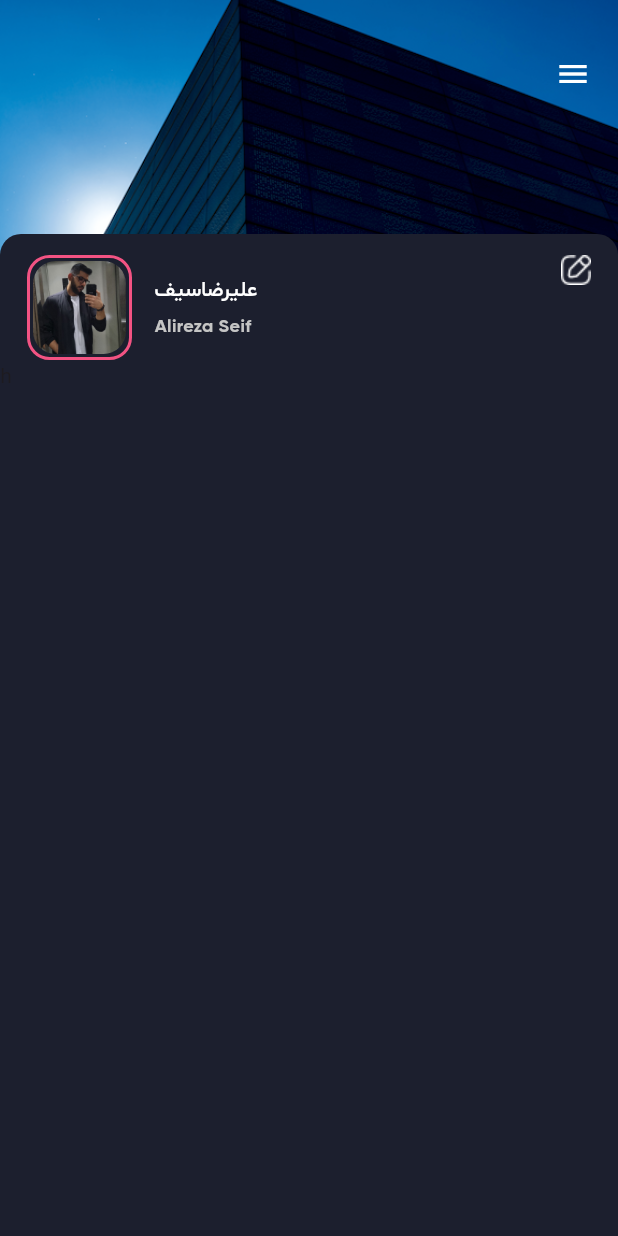
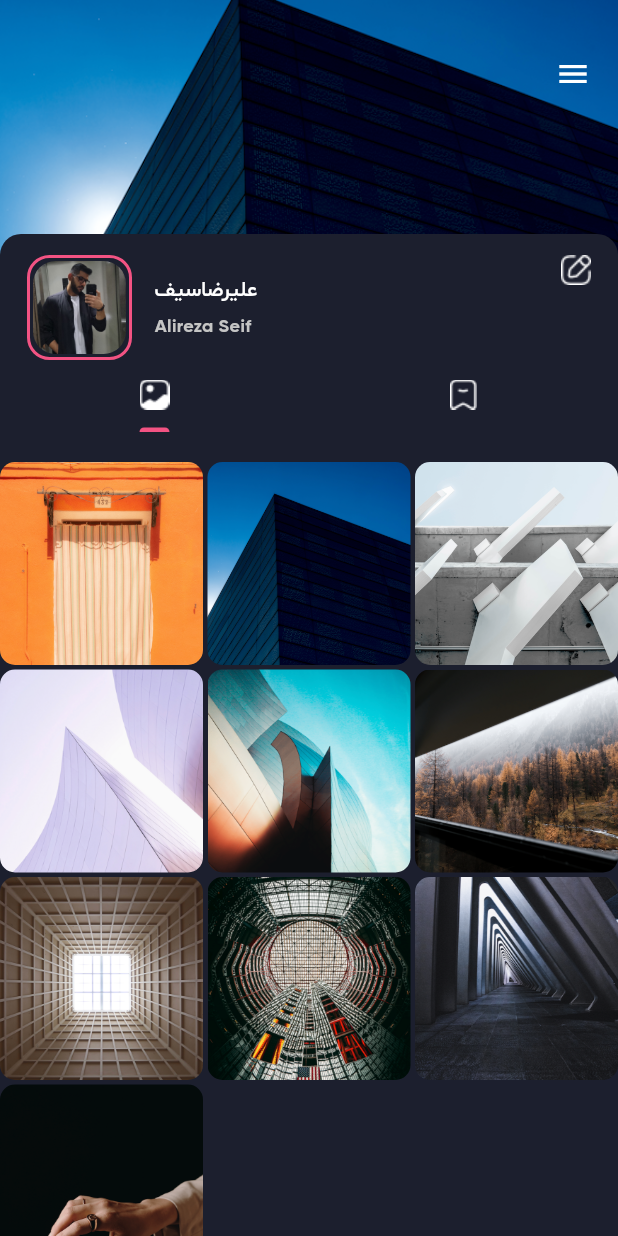
Before and after one commit to Alireza-Seif/Instagram-clone, a Flutter app: the screen it shows after launch, on a phone screen of 412 x 824 dp. Run offline on Flutter 3.47's test engine with Material 3 defaults, Android fonts, the phone set to English and light mode, and no system bars; our stand-ins replace dotted_border.

```diff
--- a/lib/screens/user_profile_screen.dart
+++ b/lib/screens/user_profile_screen.dart
@@ -1,4 +1,5 @@
 import 'package:flutter/material.dart';
+import 'package:flutter_staggered_grid_view/flutter_staggered_grid_view.dart';
 import 'package:instagram_clone/constants/colors.dart';
 
 class UserProfileScreen extends StatelessWidget {
@@ -8,7 +9,9 @@ class UserProfileScreen extends StatelessWidget {
   Widget build(BuildContext context) {
     return Scaffold(
         backgroundColor: CustomColor.scaffoldBg,
-        body: NestedScrollView(
+        body: DefaultTabController(
+          length: 2,
+          child: NestedScrollView(
             headerSliverBuilder: (context, isScrolled) {
               return [
                 SliverAppBar(
@@ -46,10 +49,115 @@ class UserProfileScreen extends StatelessWidget {
                 ),
                 SliverToBoxAdapter(
                   child: _getHeaderProfile(),
-              )
+                ),
+                SliverPersistentHeader(
+                  pinned: true,
+                  floating: true,
+                  delegate: TabBarViewDelegate(
+                    TabBar(
+                      dividerHeight: 0,
+                      indicatorWeight: 2,
+                      indicatorColor: CustomColor.red1,
+                      indicatorPadding: const EdgeInsets.only(bottom: 0),
+                      tabs: [
+                        Tab(
+                          icon: Image.asset('assets/images/icon_tab_posts.png'),
+                        ),
+                        Tab(
+                          icon: Image.asset(
+                              'assets/images/icon_tab_bookmark.png'),
+                        ),
+                      ],
+                    ),
+                  ),
+                ),
               ];
             },
-          body: const Text('h'),
+            body: TabBarView(
+              children: [
+                CustomScrollView(
+                  slivers: [
+                    SliverPadding(
+                      padding: const EdgeInsets.only(top: 20),
+                      sliver: SliverGrid(
+                        delegate: SliverChildBuilderDelegate(
+                          (context, index) {
+                            return Container(
+                              decoration: const BoxDecoration(
+                                borderRadius: BorderRadius.all(
+                                  Radius.circular(10),
+                                ),
+                              ),
+                              child: ClipRRect(
+                                borderRadius: const BorderRadius.all(
+                                  Radius.circular(10),
+                                ),
+                                child: FittedBox(
+                                    fit: BoxFit.cover,
+                                    child: Image.asset(
+                                        'assets/images/item$index.png')),
+                              ),
+                            );
+                          },
+                          childCount: 10,
+                        ),
+                        gridDelegate: SliverQuiltedGridDelegate(
+                            crossAxisCount: 3,
+                            mainAxisSpacing: 3,
+                            crossAxisSpacing: 3,
+                            repeatPattern: QuiltedGridRepeatPattern.inverted,
+                            pattern: [
+                              const QuiltedGridTile(1, 1),
+                              const QuiltedGridTile(1, 1),
+                              const QuiltedGridTile(1, 1),
+                            ]),
+                      ),
+                    ),
+                  ],
+                ),
+                CustomScrollView(
+                  slivers: [
+                    SliverPadding(
+                      padding: const EdgeInsets.only(top: 20),
+                      sliver: SliverGrid(
+                        delegate: SliverChildBuilderDelegate(
+                          (context, index) {
+                            return Container(
+                              decoration: const BoxDecoration(
+                                borderRadius: BorderRadius.all(
+                                  Radius.circular(10),
+                                ),
+                              ),
+                              child: ClipRRect(
+                                borderRadius: const BorderRadius.all(
+                                  Radius.circular(10),
+                                ),
+                                child: FittedBox(
+                                    fit: BoxFit.cover,
+                                    child: Image.asset(
+                                        'assets/images/item$index.png')),
+                              ),
+                            );
+                          },
+                          childCount: 10,
+                        ),
+                        gridDelegate: SliverQuiltedGridDelegate(
+                            crossAxisCount: 3,
+                            mainAxisSpacing: 3,
+                            crossAxisSpacing: 3,
+                            repeatPattern: QuiltedGridRepeatPattern.inverted,
+                            pattern: [
+                              const QuiltedGridTile(1, 1),
+                              const QuiltedGridTile(1, 1),
+                              const QuiltedGridTile(1, 1),
+                            ]),
+                      ),
+                    ),
+                  ],
+                ),
+              ],
+            ),
+          ),
         ));
   }
 
@@ -111,3 +219,28 @@ class UserProfileScreen extends StatelessWidget {
     );
   }
 }
+
+class TabBarViewDelegate extends SliverPersistentHeaderDelegate {
+  TabBarViewDelegate(this._tabBar);
+
+  TabBar _tabBar;
+  @override
+  Widget build(
+      BuildContext context, double shrinkOffset, bool overlapsContent) {
+    return Container(
+      color: CustomColor.scaffoldBg,
+      child: _tabBar,
+    );
+  }
+
+  @override
+  double get maxExtent => _tabBar.preferredSize.height;
+
+  @override
+  double get minExtent => _tabBar.preferredSize.height;
+
+  @override
+  bool shouldRebuild(covariant SliverPersistentHeaderDelegate oldDelegate) {
+    return false;
+  }
+}
```
Lines whose indentation alone changed are shown as unchanged.
